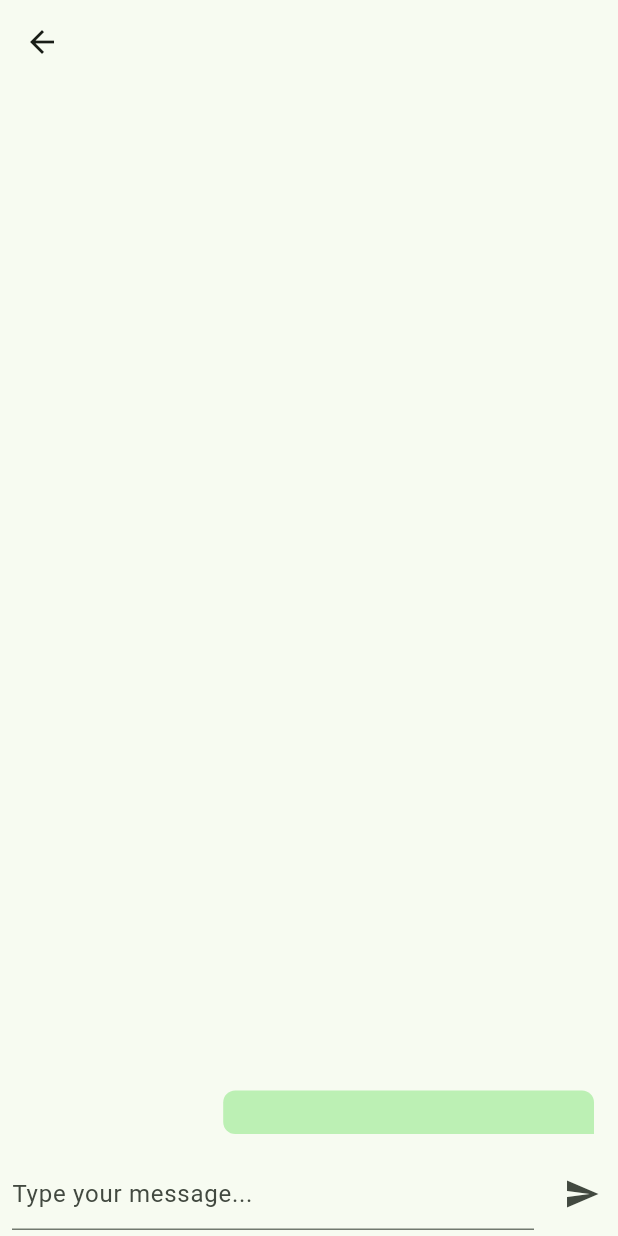
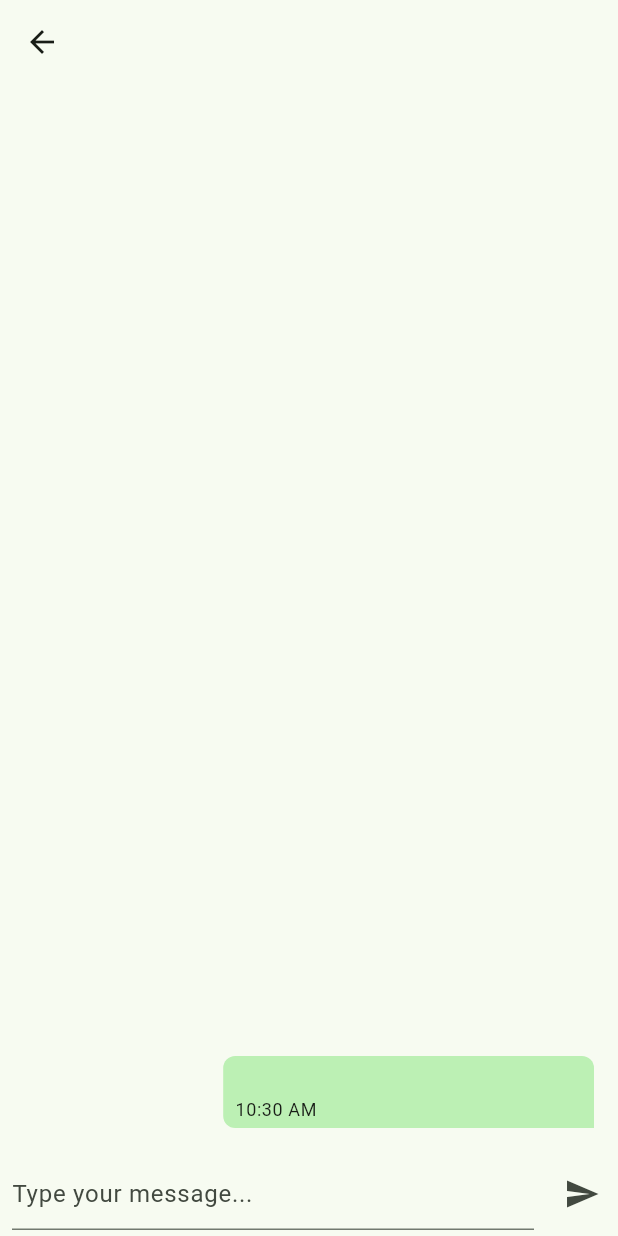
Before and after one commit to ShravanChilka/jkb_sept, a Flutter app: the ChatScreen screen opened directly, after a tap on the "send" icon, on a phone screen of 412 x 824 dp. Run offline on Flutter 3.47's test engine with Material 3 defaults, Android fonts, the phone set to English and light mode, and no system bars; our stand-ins replace cloud_firestore, dartz, dio, firebase_auth, firebase_core, firebase_ui_firestore and 2 more; accounts and stored records are empty.

Commit message:
recent chat feature added

```diff
--- a/lib/modules/chat/all_chat/view/widgets/all_chat_list_builder.dart
+++ b/lib/modules/chat/all_chat/view/widgets/search_user_list_builder.dart
@@ -4,8 +4,8 @@ import 'package:jkb_sept/modules/chat/all_chat/view_model/all_chat_view_model.da
 import 'package:jkb_sept/modules/chat/chat/view/chat_screen_provider.dart';
 import 'package:provider/provider.dart';
 
-class AllChatListBuilder extends StatelessWidget {
-  const AllChatListBuilder({super.key});
+class SearchUserListBuilder extends StatelessWidget {
+  const SearchUserListBuilder({super.key});
 
   @override
   Widget build(BuildContext context) {
--- a/lib/modules/chat/all_chat/view_model/all_chat_view_model.dart
+++ b/lib/modules/chat/all_chat/view_model/all_chat_view_model.dart
@@ -1,6 +1,8 @@
+import 'package:cloud_firestore/cloud_firestore.dart';
 import 'package:flutter/material.dart';
 import 'package:jkb_sept/modules/auth/model/user_model.dart';
 import 'package:jkb_sept/modules/chat/all_chat/service/all_chat_firestore_service.dart';
+import 'package:jkb_sept/modules/chat/chat/model/recent_chat_model.dart';
 
 class AllChatViewModel extends ChangeNotifier {
   final _service = AllChatFirestoreService();
@@ -11,4 +13,8 @@ class AllChatViewModel extends ChangeNotifier {
     users = await _service.searchUsers(query);
     notifyListeners();
   }
+
+  Query<RecentChatModel> getAllRecentChatsQuery() {
+    return _service.getAllRecentChatsQuery();
+  }
 }
--- /dev/null
+++ b/lib/modules/chat/chat/model/recent_chat_model.dart
@@ -0,0 +1,30 @@
+import 'package:jkb_sept/modules/auth/model/user_model.dart';
+import 'package:jkb_sept/modules/chat/chat/model/message_model.dart';
+
+class RecentChatModel {
+  final UserModel user;
+  final MessageModel message;
+
+  const RecentChatModel({
+    required this.user,
+    required this.message,
+  });
+
+  Map<String, dynamic> toMap() {
+    return <String, dynamic>{
+      'user': user.toMap(),
+      'message': message.toMap(),
+    };
+  }
+
+  factory RecentChatModel.fromMap(Map<String, dynamic> map) {
+    return RecentChatModel(
+      user: UserModel.fromMap(
+        map['user'] as Map<String, dynamic>,
+      ),
+      message: MessageModel.fromMap(
+        map['message'] as Map<String, dynamic>,
+      ),
+    );
+  }
+}
--- a/lib/modules/chat/chat/service/chat_firestore_service.dart
+++ b/lib/modules/chat/chat/service/chat_firestore_service.dart
@@ -3,6 +3,7 @@ import 'package:jkb_sept/modules/auth/model/user_model.dart';
 import 'package:jkb_sept/modules/auth/service/auth_service.dart';
 import 'package:jkb_sept/modules/chat/chat/model/chat_model.dart';
 import 'package:jkb_sept/modules/chat/chat/model/message_model.dart';
+import 'package:jkb_sept/modules/chat/chat/model/recent_chat_model.dart';
 
 class ChatFirestoreService {
   final _client = FirebaseFirestore.instance;
@@ -33,20 +34,72 @@ class ChatFirestoreService {
     }
   }
 
-  Future<void> sendMessage(String message, String chatId) async {
-    final sender = _authService.getUser();
-    if (sender == null) return;
+  Future<void> sendMessage(
+      String message, String chatId, UserModel reciever) async {
+    final sender = UserModel.fromFirebaseUser(_authService.getUser()!);
 
     final ref = _client.collection('chats').doc(chatId).collection('messages');
     final docRef = ref.doc();
     final model = MessageModel(
       id: docRef.id,
       value: message,
-      sentBy: sender.uid,
+      sentBy: sender.id,
       createdAt: DateTime.now(),
       isSender: true,
     );
     await docRef.set(model.toMap());
+    createRecentMessage(model, sender, reciever);
+  }
+
+  Future<void> createRecentMessage(
+    MessageModel message,
+    UserModel sender,
+    UserModel reciever,
+  ) async {
+    // Sender ke recent chat mai add
+    final senderRef = _client
+        .collection('users')
+        .doc(sender.id)
+        .collection('recentChats')
+        .doc(reciever.id);
+    final senderRecentChatModel = RecentChatModel(
+      user: reciever,
+      message: message,
+    );
+    await senderRef.set(senderRecentChatModel.toMap());
+
+    // Receiver ke recent chat mai add
+    final receiverRef = _client
+        .collection('users')
+        .doc(reciever.id)
+        .collection('recentChats')
+        .doc(sender.id);
+    final receiverRecentChatModel = RecentChatModel(
+      user: sender,
+      message: message,
+    );
+    await receiverRef.set(receiverRecentChatModel.toMap());
+  }
+
+  Query<MessageModel> getAllChatsQuery(String? chatId) {
+    final sender = _authService.getUser()!;
+
+    return _client
+        .collection('chats')
+        .doc(chatId)
+        .collection('messages')
+        .orderBy('createdAt', descending: true)
+        .withConverter(
+      fromFirestore: (snapshot, options) {
+        return MessageModel.fromMap(
+          snapshot.data()!,
+          isSender: snapshot.data()!['sentBy'] == sender.uid,
+        );
+      },
+      toFirestore: (message, options) {
+        return message.toMap();
+      },
+    );
   }
 
   Stream<List<MessageModel>> getAllChats(String? chatId) {
@@ -71,4 +124,13 @@ class ChatFirestoreService {
     });
     return stream;
   }
+
+  Future<void> deleteMessage(String? chatId, MessageModel message) async {
+    final ref = _client
+        .collection('chats')
+        .doc(chatId)
+        .collection('messages')
+        .doc(message.id);
+    await ref.delete();
+  }
 }
--- a/lib/modules/chat/chat/view/widgets/chat_screen_body.dart
+++ b/lib/modules/chat/chat/view/widgets/chat_screen_body.dart
@@ -21,7 +21,9 @@ class _ChatScreenBodyState extends State<ChatScreenBody> {
         const Expanded(
           child: MessagesListBuilder(),
         ),
-        Row(
+        Container(
+          color: Theme.of(context).colorScheme.surface,
+          child: Row(
             children: [
               Expanded(
                 child: Padding(
@@ -52,6 +54,7 @@ class _ChatScreenBodyState extends State<ChatScreenBody> {
               )
             ],
           ),
+        ),
       ],
     );
   }
--- a/lib/modules/chat/chat/view/widgets/messages_list_builder.dart
+++ b/lib/modules/chat/chat/view/widgets/messages_list_builder.dart
@@ -1,63 +1,79 @@
+import 'package:firebase_ui_firestore/firebase_ui_firestore.dart';
 import 'package:flutter/material.dart';
+import 'package:intl/intl.dart';
 import 'package:jkb_sept/modules/chat/chat/model/message_model.dart';
+import 'package:jkb_sept/modules/chat/chat/view/dialogs/chat_dialog_helper.dart';
 import 'package:jkb_sept/modules/chat/chat/view_model/chat_view_model.dart';
 import 'package:provider/provider.dart';
 
-class MessagesListBuilder extends StatelessWidget {
+class MessagesListBuilder extends StatefulWidget {
   const MessagesListBuilder({super.key});
 
   @override
+  State<MessagesListBuilder> createState() => _MessagesListBuilderState();
+}
+
+class _MessagesListBuilderState extends State<MessagesListBuilder> {
+  @override
   Widget build(BuildContext context) {
-    return StreamBuilder<List<MessageModel>>(
-      stream: context.read<ChatViewModel>().messages,
-      builder: (context, snapshot) {
-        if (snapshot.hasData) {
-          final messages = snapshot.requireData;
-          return ListView.separated(
-            reverse: true,
+    return FirestoreListView<MessageModel>(
       padding: const EdgeInsets.symmetric(
         horizontal: 16,
         vertical: 12,
       ),
-            separatorBuilder: (context, index) {
-              return const SizedBox(height: 2);
+      pageSize: 15,
+      reverse: true,
+      query: context.read<ChatViewModel>().getAllChatsQuery(),
+      itemBuilder: (context, snapshot) {
+        final message = snapshot.data();
+        print(message.isSender);
+        final screenWidth = MediaQuery.of(context).size.width;
+
+        return Align(
+          alignment:
+              message.isSender ? Alignment.centerRight : Alignment.centerLeft,
+          child: Padding(
+            padding: const EdgeInsets.only(bottom: 4),
+            child: InkWell(
+              onLongPress: () {
+                ChatDialogHelper.showDeleteMessageDialog(context, message);
               },
-            itemCount: messages.length,
-            itemBuilder: (context, index) {
-              final screenWidth = MediaQuery.of(context).size.width;
-              final message = messages[index];
-              return Align(
-                alignment: message.isSender
-                    ? Alignment.centerRight
-                    : Alignment.centerLeft,
-                child: Container(
+              child: Ink(
                 width: screenWidth * 0.6,
                 decoration: BoxDecoration(
-                      color: Theme.of(context).colorScheme.primaryContainer,
+                    color: message.isSender
+                        ? Theme.of(context).colorScheme.primaryContainer
+                        : Theme.of(context).colorScheme.tertiaryContainer,
                     borderRadius: BorderRadius.only(
-                        topLeft: Radius.circular(8),
-                        topRight: Radius.circular(8),
-                        bottomLeft:
-                            message.isSender ? Radius.circular(8) : Radius.zero,
+                      topLeft: const Radius.circular(8),
+                      topRight: const Radius.circular(8),
+                      bottomLeft: message.isSender
+                          ? const Radius.circular(8)
+                          : Radius.zero,
                       bottomRight: !message.isSender
-                            ? Radius.circular(8)
+                          ? const Radius.circular(8)
                           : Radius.zero,
                     )),
-                  padding:
-                      const EdgeInsets.symmetric(horizontal: 8, vertical: 4),
-                  child: Text(
+                padding: const EdgeInsets.symmetric(horizontal: 8, vertical: 4),
+                child: Column(
+                  mainAxisSize: MainAxisSize.min,
+                  crossAxisAlignment: CrossAxisAlignment.start,
+                  children: [
+                    Text(
                       message.value,
-                    style: Theme.of(context).textTheme.bodyMedium,
+                      style: Theme.of(context).textTheme.bodyLarge,
+                    ),
+                    Text(
+                      DateFormat('hh:mm aa').format(message.createdAt),
+                      style: Theme.of(context).textTheme.bodySmall,
+                    ),
+                  ],
+                ),
+              ),
             ),
           ),
         );
       },
     );
   }
-        return const Center(
-          child: CircularProgressIndicator(),
-        );
-      },
-    );
 }
-}
--- a/lib/modules/chat/chat/view_model/chat_view_model.dart
+++ b/lib/modules/chat/chat/view_model/chat_view_model.dart
@@ -1,3 +1,4 @@
+import 'package:cloud_firestore/cloud_firestore.dart';
 import 'package:flutter/material.dart';
 import 'package:jkb_sept/modules/auth/model/user_model.dart';
 import 'package:jkb_sept/modules/chat/chat/model/message_model.dart';
@@ -18,7 +19,7 @@ class ChatViewModel extends ChangeNotifier {
 
   Future<void> sendMessageEvent(String message) async {
     if (!isChatCreated) return;
-    await _service.sendMessage(message, chatId!);
+    await _service.sendMessage(message, chatId!, reciever);
   }
 
   void loadChatMessages() async {
@@ -30,4 +31,12 @@ class ChatViewModel extends ChangeNotifier {
     chatId = await _service.getChatId(reciever);
     loadChatMessages();
   }
+
+  void deleteMessage(MessageModel message) {
+    _service.deleteMessage(chatId, message);
+  }
+
+  Query<MessageModel> getAllChatsQuery() {
+    return _service.getAllChatsQuery(chatId);
+  }
 }
--- a/pubspec.yaml
+++ b/pubspec.yaml
@@ -42,6 +42,8 @@ dependencies:
   dio: ^5.7.0
   dartz: ^0.10.1
   cloud_firestore: ^5.6.2
+  firebase_ui_firestore: ^1.7.1
+  intl: ^0.19.0
 
 dev_dependencies:
   flutter_test:
```
Also changed, not shown: lib/modules/chat/all_chat/service/all_chat_firestore_service.dart (+20 -0 lines), lib/modules/chat/all_chat/view/all_chat_screen.dart (+18 -24 lines), lib/modules/chat/all_chat/view/widgets/recent_chat_list_builder.dart (added, +42 -0 lines), lib/modules/chat/all_chat/view/widgets/search_user_delegate.dart (added, +43 -0 lines), lib/modules/chat/chat/view/dialogs/chat_dialog_helper.dart (added, +24 -0 lines), lib/modules/chat/chat/view/dialogs/delete_message_dialog.dart (added, +29 -0 lines), pubspec.lock, 5 other files. Lines whose indentation alone changed are shown as unchanged.
